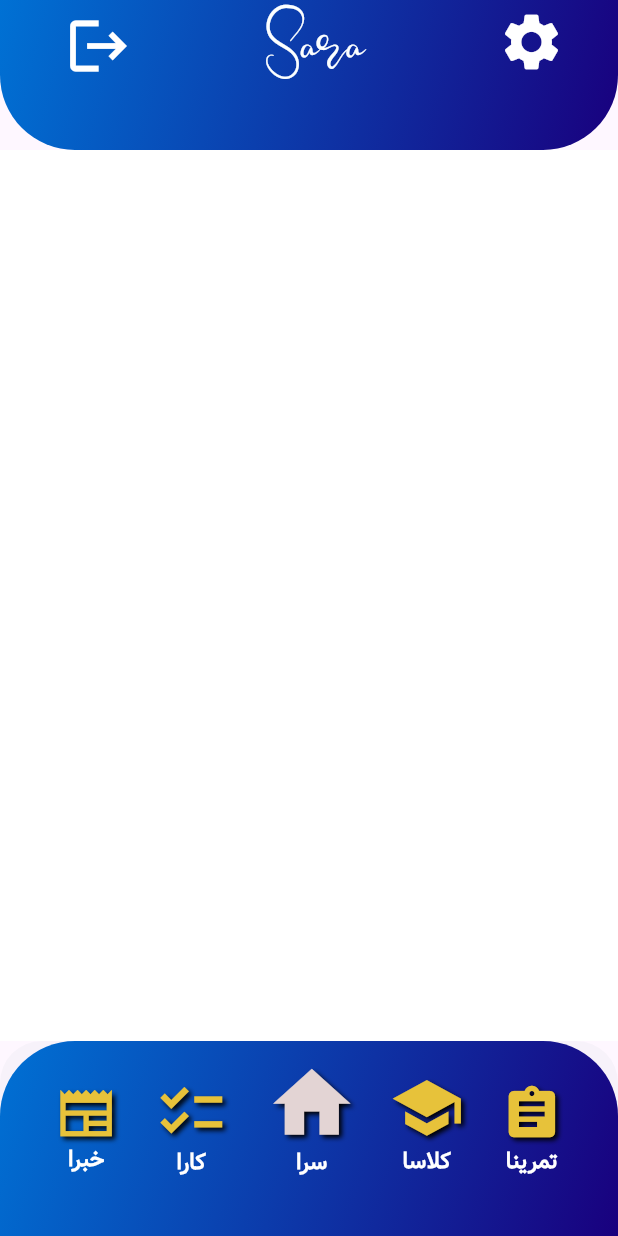
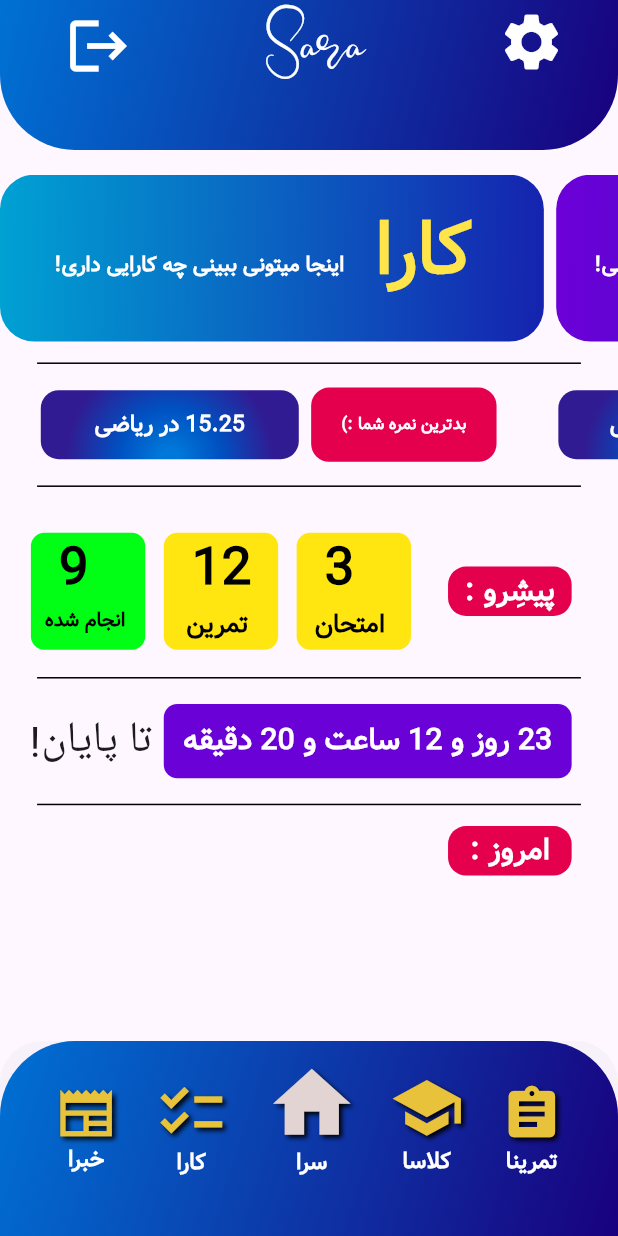
Before and after one commit to Ali-s-justice/daneshjooyar, a Flutter app: the Sara screen opened by its route, on a phone screen of 412 x 824 dp. Run offline on Flutter 3.47's test engine with Material 3 defaults, Android fonts, the phone set to English and light mode, and no system bars; missing offline and left inert: dart:ffi; Roboto replaces fonts that are missing (pinar).

Commit message:
add body of sara page

```diff
--- /dev/null
+++ b/flutter_application_1/lib/details/body_of_sara.dart
@@ -0,0 +1,507 @@
+import 'package:flutter/cupertino.dart';
+import 'package:flutter/material.dart';
+import 'package:flutter/widgets.dart';
+
+class BodyOfSara extends StatefulWidget {
+  const BodyOfSara({super.key});
+
+  @override
+  State<BodyOfSara> createState() => _BodyOfSaraState();
+}
+
+class _BodyOfSaraState extends State<BodyOfSara> {
+  static const styleOfContainerText = TextStyle(
+    fontFamily: 'vazir',
+    fontSize: 11,
+    color: Colors.white,
+    fontWeight: FontWeight.w900,
+  );
+  static const styleOfContainergrade = TextStyle(
+    fontFamily: 'vazir',
+    fontSize: 15,
+    color: Colors.white,
+    fontWeight: FontWeight.w900,
+  );
+
+  String dar = 'در';
+  String bestScore = '20.00';
+  String bestCourse = 'فارسی';
+  String worthScore = '15.25';
+  String worthCourse = 'ریاضی';
+  String examNum = "3";
+  String assignNum = "12";
+  String doneAssignmentNum = "9";
+  String dayOfEnd = "23";
+  String houreOfEnd = "12";
+  String minOfEnd = "20";
+
+  @override
+  Widget build(BuildContext context) {
+    final double widthOfScreen = MediaQuery.of(context).size.width;
+    final double heightOfScreen = MediaQuery.of(context).size.width;
+    final double heightOfContainer = heightOfScreen * 0.27;
+    final double widthOfContainer = widthOfScreen * 0.88;
+    final double titleContainerFont = widthOfScreen * 0.12;
+    final double titleFromeTop3 = heightOfContainer * 0.15;
+    final double titleFromeLeft3 = widthOfContainer * 0.69;
+    final double contentFromeTop3 = heightOfContainer * 0.45;
+    final double contentFromeLeft3 = widthOfContainer * 0.07;
+    final double titleFromeTop2 = heightOfContainer * 0.15;
+    final double titleFromeLeft2 = widthOfContainer * 0.6;
+    final double contentFromeTop2 = heightOfContainer * 0.45;
+    final double contentFromeLeft2 = widthOfContainer * 0.12;
+    final double titleFromeTop1 = heightOfContainer * 0.15;
+    final double titleFromeLeft1 = widthOfContainer * 0.6;
+    final double contentFromeTop1 = heightOfContainer * 0.45;
+    final double contentFromeLeft1 = widthOfContainer * 0.12;
+    final double titleFromeTop4 = heightOfContainer * 0.15;
+    final double titleFromeLeft4 = widthOfContainer * 0.69;
+    final double contentFromeTop4 = heightOfContainer * 0.45;
+    final double contentFromeLeft4 = widthOfContainer * 0.1;
+
+    return SingleChildScrollView(
+      child: Column(
+        children: [
+          SizedBox(
+            height: heightOfScreen * 0.040,
+          ),
+          SizedBox(
+            height: heightOfContainer,
+            child: ListView(
+              scrollDirection: Axis.horizontal,
+              children: [
+                InkWell(
+                  child: containerItem(
+                      'کارا',
+                      '!اینجا میتونی ببینی چه کارایی داری',
+                      const Color(0xFF1523AF),
+                      const Color(0xFF00A1D3),
+                      widthOfContainer,
+                      heightOfContainer,
+                      titleFromeLeft4,
+                      titleFromeTop4,
+                      titleContainerFont,
+                      contentFromeLeft4,
+                      contentFromeTop4),
+                  onTap: () {},
+                ),
+                betweenItem(widthOfScreen),
+                InkWell(
+                  child: containerItem(
+                      'خبرا',
+                      '!اینجا میتونی اخبار مهم رو دنبال کنی',
+                      const Color(0xFF1523AF),
+                      const Color(0xFF6C00D8),
+                      widthOfContainer,
+                      heightOfContainer,
+                      titleFromeLeft3,
+                      titleFromeTop3,
+                      titleContainerFont,
+                      contentFromeLeft3,
+                      contentFromeTop3),
+                  onTap: () {},
+                ),
+                betweenItem(widthOfScreen),
+                InkWell(
+                  child: containerItem(
+                      'کلاسا',
+                      '!اینجا میتونی کلاساتو ببینی',
+                      const Color(0xFF1523AF),
+                      const Color(0xFF00A1D3),
+                      widthOfContainer,
+                      heightOfContainer,
+                      titleFromeLeft2,
+                      titleFromeTop2,
+                      titleContainerFont,
+                      contentFromeLeft2,
+                      contentFromeTop2),
+                  onTap: () {},
+                ),
+                betweenItem(widthOfScreen),
+                InkWell(
+                  child: containerItem(
+                      'تمرینا',
+                      '!اینجا میتونی تمریناتو ببینی',
+                      const Color(0xFF1523AF),
+                      const Color(0xFF6C00D8),
+                      widthOfContainer,
+                      heightOfContainer,
+                      titleFromeLeft1,
+                      titleFromeTop1,
+                      titleContainerFont,
+                      contentFromeLeft1,
+                      contentFromeTop1),
+                  onTap: () {},
+                ),
+                betweenItem(widthOfScreen),
+              ],
+            ),
+          ),
+          SizedBox(
+            height: widthOfScreen * 0.03,
+          ),
+          faseleyeAmoodi(heightOfScreen, widthOfScreen),
+          SizedBox(
+            height: heightOfContainer * 0.7,
+            child: ListView(
+              scrollDirection: Axis.horizontal,
+              children: <Widget>[
+                Row(
+                  children: [
+                    distanceEacRowFromRight(widthOfContainer),
+                    Container(
+                      width: 172,
+                      height: 46,
+                      decoration: ShapeDecoration(
+                        gradient: const RadialGradient(
+                          center: Alignment(0.0, 1.0), // مرکز گرادیان
+                          radius: 1.5, // شعاع گرادیان
+                          colors: [
+                            Color(0xFF0078D9),
+                            Color(0xFF0050C1),
+                            Color(0xFF311B92)
+                          ],
+                          stops: [0.1, 0.5, 2.0], // توقف‌های گرادیان
+                        ),
+                        shape: RoundedRectangleBorder(
+                          borderRadius: BorderRadius.circular(12),
+                        ),
+                      ),
+                      alignment: Alignment.center,
+                      child: Text(
+                        '$worthScore $dar $worthCourse',
+                        textDirection: TextDirection.rtl,
+                        style: styleOfContainergrade,
+                      ),
+                    ),
+                    betweenItem(widthOfScreen),
+                    Container(
+                      alignment: Alignment.center,
+                      width: widthOfScreen * 0.3,
+                      height: heightOfScreen * 0.12,
+                      decoration: ShapeDecoration(
+                        color: const Color(0xFFE4004D),
+                        shape: RoundedRectangleBorder(
+                          borderRadius: BorderRadius.circular(12),
+                        ),
+                      ),
+                      child: const Text(
+                        '(: بدترین نمره شما',
+                        style: styleOfContainerText,
+                      ),
+                    ),
+                    betweenItem(5 * widthOfScreen),
+                    Container(
+                      width: 172,
+                      height: 46,
+                      decoration: ShapeDecoration(
+                        gradient: const RadialGradient(
+                          center: Alignment(0.0, 1.0), // مرکز گرادیان
+                          radius: 1.5, // شعاع گرادیان
+                          colors: [
+                            Color(0xFF0078D9),
+                            Color(0xFF0050C1),
+                            Color(0xFF311B92)
+                          ],
+                          stops: [0.1, 0.5, 2.0], // توقف‌های گرادیان
+                        ),
+                        shape: RoundedRectangleBorder(
+                          borderRadius: BorderRadius.circular(12),
+                        ),
+                      ),
+                      alignment: Alignment.center,
+                      child: Text(
+                        '$bestScore  $dar $bestCourse',
+                        textDirection: TextDirection.rtl,
+                        style: styleOfContainergrade,
+                      ),
+                    ),
+                    betweenItem(widthOfScreen),
+                    Container(
+                      alignment: Alignment.center,
+                      width: widthOfScreen * 0.3,
+                      height: heightOfScreen * 0.12,
+                      decoration: ShapeDecoration(
+                        gradient: const LinearGradient(
+                          begin: Alignment(0.00, -1.00),
+                          end: Alignment(0, 1),
+                          colors: [Color(0xFF9E00FF), Color(0xFF345099)],
+                        ),
+                        shape: RoundedRectangleBorder(
+                          borderRadius: BorderRadius.circular(12),
+                        ),
+                      ),
+                      child: const Text(
+                        '(: بالاترین نمره شما',
+                        style: styleOfContainerText,
+                      ),
+                    ),
+                    distanceEacRowFromRight(widthOfContainer),
+                  ],
+                )
+              ],
+            ),
+          ),
+          faseleyeAmoodi(heightOfScreen, widthOfScreen),
+          SizedBox(
+            height: widthOfScreen * 0.03,
+          ),
+          SizedBox(
+            height: heightOfContainer,
+            child: Row(
+              mainAxisAlignment: MainAxisAlignment.start,
+              textDirection: TextDirection.rtl,
+              children: [
+                distanceEacRowFromRight(widthOfScreen),
+                Container(
+                  alignment: Alignment.center,
+                  width: widthOfScreen * 0.2,
+                  height: heightOfScreen * 0.08,
+                  decoration: ShapeDecoration(
+                    color: const Color(0xFFE4004D),
+                    shape: RoundedRectangleBorder(
+                      borderRadius: BorderRadius.circular(12),
+                    ),
+                  ),
+                  child: const Text(
+                    ': پیشِرو',
+                    style: TextStyle(
+                      fontFamily: 'vazir',
+                      fontSize: 20,
+                      color: Colors.white,
+                      fontWeight: FontWeight.bold,
+                    ),
+                  ),
+                ),
+                SizedBox(width: widthOfScreen * 0.06),
+                leadingBoard(
+                    examNum, 'امتحان', heightOfScreen, widthOfScreen, 1),
+                SizedBox(width: widthOfScreen * 0.03),
+                leadingBoard(
+                    assignNum, 'تمرین', heightOfScreen, widthOfScreen, 2),
+                SizedBox(width: widthOfScreen * 0.03),
+                leadingBoard(doneAssignmentNum, 'انجام شده', heightOfScreen,
+                    widthOfScreen, 3),
+              ],
+            ),
+          ),
+          faseleyeAmoodi(heightOfScreen, widthOfScreen),
+          SizedBox(
+            height: widthOfScreen * 0.03,
+          ),
+          SizedBox(
+            height: heightOfContainer * 0.5,
+            child: Row(
+              textDirection: TextDirection.rtl,
+              children: [
+                distanceEacRowFromRight(widthOfScreen),
+                Container(
+                  width: widthOfContainer * 0.75,
+                  height: heightOfScreen * 0.12,
+                  alignment: Alignment.center,
+                  decoration: ShapeDecoration(
+                    color: const Color(0xFF6A02D8),
+                    shape: RoundedRectangleBorder(
+                        borderRadius: BorderRadius.circular(9)),
+                  ),
+                  child: Text(
+                    '$dayOfEnd روز و $houreOfEnd ساعت و $minOfEnd دقیقه',
+                    textDirection: TextDirection.rtl,
+
+                    // ignore: prefer_const_constructors
+                    style: TextStyle(
+                      color: Colors.white,
+                      fontSize: 20,
+                      fontFamily: 'vazir',
+                      fontWeight: FontWeight.w900,
+                      height: 0,
+                    ),
+                  ),
+                ),
+                betweenItem(widthOfScreen),
+                Text(
+                  '!تا پایان',
+                  style: TextStyle(
+                      fontFamily: 'pinar', fontSize: widthOfScreen * 0.07),
+                ),
+              ],
+            ),
+          ),
+          SizedBox(
+            height: widthOfScreen * 0.03,
+          ),
+          faseleyeAmoodi(heightOfScreen, widthOfScreen),
+          SizedBox(
+            height: widthOfScreen * 0.03,
+          ),
+          SizedBox(
+            height: heightOfContainer * 2,
+            child: Column(
+              // crossAxisAlignment: CrossAxisAlignment.start,
+              // textDirection: TextDirection.rtl,
+              children: [
+                Row(
+                  mainAxisAlignment: MainAxisAlignment.start,
+                  textDirection: TextDirection.rtl,
+                  children: [
+                    distanceEacRowFromRight(widthOfScreen),
+                    Container(
+                      alignment: Alignment.center,
+                      width: widthOfScreen * 0.2,
+                      height: heightOfScreen * 0.08,
+                      decoration: ShapeDecoration(
+                        color: const Color(0xFFE4004D),
+                        shape: RoundedRectangleBorder(
+                          borderRadius: BorderRadius.circular(12),
+                        ),
+                      ),
+                      child: const Text(
+                        ': امروز',
+                        style: TextStyle(
+                          fontFamily: 'vazir',
+                          fontSize: 20,
+                          color: Colors.white,
+                          fontWeight: FontWeight.bold,
+                        ),
+                      ),
+                    ),
+                  ],
+                ),
+              ],
+            ),
+          )
+        ],
+      ),
+    );
+  }
+
+  SizedBox distanceEacRowFromRight(double widthOfScreen) =>
+      SizedBox(width: widthOfScreen * 0.075);
+
+  Container leadingBoard(String info, String title, double heightOfScreen,
+      double widthOfScreen, int type) {
+    return Container(
+      width: widthOfScreen * 0.185,
+      height: 78,
+      padding: const EdgeInsets.only(left: 3, right: 3, bottom: 5),
+      decoration: ShapeDecoration(
+        color: (type == 1 || type == 2)
+            ? const Color(0xFFFFE610)
+            : const Color.fromARGB(255, 0, 255, 21),
+        shape: RoundedRectangleBorder(borderRadius: BorderRadius.circular(9)),
+      ),
+      child: Stack(
+        children: [
+          Positioned(
+            top: heightOfScreen * 0.000,
+            left: widthOfScreen * 0.038,
+            child: Text(
+              info,
+              textAlign: TextAlign.center,
+              // ignore: prefer_const_constructors
+              style: TextStyle(
+                color: Colors.black,
+                fontSize: 35,
+                fontFamily: 'vazir',
+                fontWeight: FontWeight.bold,
+              ),
+            ),
+          ),
+          Positioned(
+            top: heightOfScreen * 0.12,
+            left: (type == 1)
+                ? widthOfScreen * 0.022
+                : (type == 2)
+                    ? widthOfScreen * 0.029
+                    : widthOfScreen * 0.015,
+            child: Text(
+              title,
+              textAlign: TextAlign.center,
+              // ignore: prefer_const_constructors
+              style: TextStyle(
+                color: Colors.black,
+                fontSize: (type == 3) ? 13 : 17,
+                fontFamily: 'vazir',
+                fontWeight: FontWeight.bold,
+              ),
+            ),
+          ),
+        ],
+      ),
+    );
+  }
+
+  Divider faseleyeAmoodi(double heightOfScreen, double widthOfScreen) {
+    return Divider(
+      color: Colors.black,
+      height: heightOfScreen * 0.01,
+      indent: widthOfScreen * 0.06,
+      endIndent: widthOfScreen * 0.06,
+    );
+  }
+
+  Container containerItem(
+      String title,
+      String content,
+      Color color1,
+      Color color2,
+      double widthOfContainer,
+      double heightOfContainer,
+      double titleFromeLeft,
+      double titleFromeTop,
+      double titleContainerFont,
+      double contentFromeLeft,
+      double contentFromeTop) {
+    return Container(
+      width: widthOfContainer,
+      height: heightOfContainer,
+      decoration: ShapeDecoration(
+        gradient: LinearGradient(
+          begin: const Alignment(1.00, 0.07),
+          end: const Alignment(-1, -0.07),
+          colors: [color1, color2],
+        ),
+        shape: RoundedRectangleBorder(
+          borderRadius: BorderRadius.circular(23),
+        ),
+      ),
+      child: Stack(
+        children: [
+          Positioned(
+            left: titleFromeLeft,
+            top: titleFromeTop,
+            child: Text(
+              title,
+              style: TextStyle(
+                color: const Color.fromARGB(255, 255, 228, 74),
+                fontSize: titleContainerFont,
+                fontFamily: 'vazir',
+                fontWeight: FontWeight.w900,
+              ),
+            ),
+          ),
+          Positioned(
+            left: contentFromeLeft,
+            top: contentFromeTop,
+            child: Text(
+              content,
+              textAlign: TextAlign.center,
+              style: const TextStyle(
+                color: Colors.white,
+                fontSize: 14,
+                fontFamily: 'vazir',
+                fontWeight: FontWeight.w900,
+              ),
+            ),
+          ),
+        ],
+      ),
+    );
+  }
+
+  SizedBox betweenItem(double widthOfScreen) {
+    return SizedBox(
+      width: widthOfScreen * 0.02,
+    );
+  }
+}
--- a/flutter_application_1/lib/details/login.dart
+++ b/flutter_application_1/lib/details/login.dart
@@ -177,13 +177,7 @@ class _LoginState extends State<Login> {
                         onPressed: () {
                           if (_keyform.currentState!.validate()) {
                             //send information to backend
-                            login();
-                            bool backendValidation = true; //must be edit
-                            setState(() {
-                              if (backendValidation) {
-                                //Navigator.pushNamed(context, routeName);
-                              }
-                            });
+                            // Future<String> message = login();
                           }
                         },
                         child: const Padding(
--- a/flutter_application_1/lib/details/sara.dart
+++ b/flutter_application_1/lib/details/sara.dart
@@ -3,6 +3,7 @@ import 'package:flutter/material.dart';
 import 'package:flutter/widgets.dart';
 import 'sara_appbar.dart';
 import 'sara_bottombar.dart';
+import 'body_of_sara.dart';
 
 class Sara extends StatefulWidget {
   static const String routeName = 'sara';
@@ -15,12 +16,10 @@ class Sara extends StatefulWidget {
 class _SaraState extends State<Sara> {
   @override
   Widget build(BuildContext context) {
-    return Scaffold(
-      appBar: const SaraAppBar(),
-      body: Container(
-        color: Colors.white,
-      ),
-      bottomNavigationBar: const SaraBottomBar(),
+    return const Scaffold(
+      appBar: SaraAppBar(),
+      body: BodyOfSara(),
+      bottomNavigationBar: SaraBottomBar(),
     );
   }
 }
```
Also changed, not shown: 12 other files.
